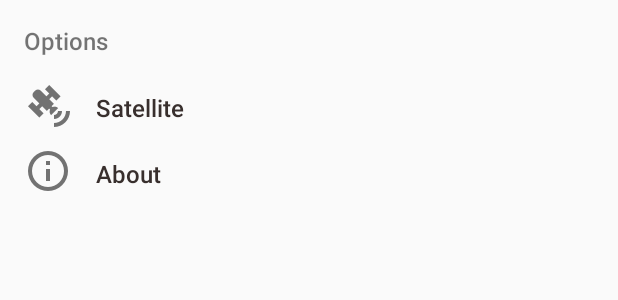
After one commit to Schins02/BevoMapsAndroid, an Android app: the layout drawer.xml on its own in the app's theme, with its tools: preview values and no code run, on a phone screen of 412 x 824 dp. The commit adds this screen. Shown: the top 300 px of the screen. Run offline under Robolectric (Android 15) with nearby library versions, the phone set to English and light mode, and no system bars.

Commit message:
Added satellite view functionality.

```diff
--- /dev/null
+++ b/app/src/main/res/layout/drawer.xml
@@ -0,0 +1,21 @@
+<?xml version="1.0" encoding="utf-8"?>
+<LinearLayout
+    xmlns:android="http://schemas.android.com/apk/res/android"
+    android:layout_width="200dp"
+    android:layout_height="match_parent"
+    android:layout_gravity="start"
+    android:background="@color/material_white"
+    android:orientation="vertical" >
+
+    <TextView
+        android:id="@+id/drawer_options"
+        android:layout_width="wrap_content"
+        android:layout_height="wrap_content"
+        android:layout_margin="16dp"
+        android:fontFamily="sans-serif-medium"
+        android:text="@string/header_options"
+        android:textSize="16sp" />
+
+    <include layout="@layout/drawer_satellite" />
+    <include layout="@layout/drawer_about" />
+</LinearLayout>
--- /dev/null
+++ b/app/src/main/res/layout/drawer_about.xml
@@ -0,0 +1,32 @@
+<?xml version="1.0" encoding="utf-8"?>
+<LinearLayout
+  xmlns:android="http://schemas.android.com/apk/res/android"
+  android:id="@+id/drawer_about"
+  android:layout_width="match_parent"
+  android:layout_height="wrap_content"
+  android:layout_marginBottom="8dp"
+  android:background="@color/material_white"
+  android:orientation="horizontal" >
+
+  <ImageButton
+    android:id="@+id/satellite_icon"
+    android:layout_width="32dp"
+    android:layout_height="32dp"
+    android:layout_marginLeft="16dp"
+    android:layout_marginStart="16dp"
+    android:background="@color/material_white"
+    android:contentDescription="@string/item_about"
+    android:src="@drawable/ic_about" />
+
+  <TextView
+    android:id="@+id/satellite_text"
+    android:layout_width="match_parent"
+    android:layout_height="36dp"
+    android:layout_marginLeft="16dp"
+    android:layout_marginStart="16dp"
+    android:fontFamily="sans-serif-medium"
+    android:gravity="center_vertical"
+    android:text="@string/item_about"
+    android:textColor="@color/secondary_black"
+    android:textSize="16sp" />
+</LinearLayout>
--- /dev/null
+++ b/app/src/main/res/layout/drawer_satellite.xml
@@ -0,0 +1,32 @@
+<?xml version="1.0" encoding="utf-8"?>
+<LinearLayout
+  xmlns:android="http://schemas.android.com/apk/res/android"
+  android:id="@+id/drawer_satellite"
+  android:layout_width="match_parent"
+  android:layout_height="wrap_content"
+  android:layout_marginBottom="8dp"
+  android:background="@color/material_white"
+  android:orientation="horizontal" >
+
+  <ImageButton
+    android:id="@+id/satellite_icon"
+    android:layout_width="32dp"
+    android:layout_height="32dp"
+    android:layout_marginLeft="16dp"
+    android:layout_marginStart="16dp"
+    android:background="@color/material_white"
+    android:contentDescription="@string/item_satellite"
+    android:src="@drawable/ic_satellite" />
+
+  <TextView
+    android:id="@+id/satellite_text"
+    android:layout_width="match_parent"
+    android:layout_height="36dp"
+    android:layout_marginLeft="16dp"
+    android:layout_marginStart="16dp"
+    android:fontFamily="sans-serif-medium"
+    android:gravity="center_vertical"
+    android:text="@string/item_satellite"
+    android:textColor="@color/secondary_black"
+    android:textSize="16sp" />
+</LinearLayout>
--- a/app/src/main/res/values/colors.xml
+++ b/app/src/main/res/values/colors.xml
@@ -12,5 +12,4 @@
   <color name="secondary_blue_100">#005F86</color>
   <color name="secondary_blue_75">#3C87A3</color>
   <color name="secondary_blue_50">#7EAFC5</color>
-  <color name="black">#000000</color>
 </resources>
--- a/app/src/main/res/values/strings.xml
+++ b/app/src/main/res/values/strings.xml
@@ -4,6 +4,9 @@
   <string name="button_menu">Menu</string>
   <string name="button_search">Search</string>
   <string name="button_speech">Speech</string>
+  <string name="header_options">Options</string>
+  <string name="item_about">About</string>
+  <string name="item_satellite">Satellite</string>
   <string name="search_hint">Search</string>
   <string name="toast_invalid">GDC ONLY</string>
   <string name="options">Options</string>
```
Also changed, not shown: app/src/main/java/edu/utexas/cs/bevomaps/MapActivity.java (+26 -8 lines), app/src/main/java/edu/utexas/cs/bevomaps/MapVC.java (+12 -1 lines), app/src/main/res/layout/activity_map.xml (+3 -59 lines), app/src/main/res/drawable-hdpi/about.png (deleted), app/src/main/res/drawable-hdpi/ic_about.png (added), app/src/main/res/drawable-hdpi/ic_satellite.png (added), app/src/main/res/drawable-hdpi/satellite.png (deleted), app/src/main/res/drawable-xhdpi/ic_about.png (added), app/src/main/res/drawable-xhdpi/ic_satellite.png (added), app/src/main/res/drawable-xxhdpi/ic_about.png (added), app/src/main/res/drawable-xxhdpi/ic_satellite.png (added).
